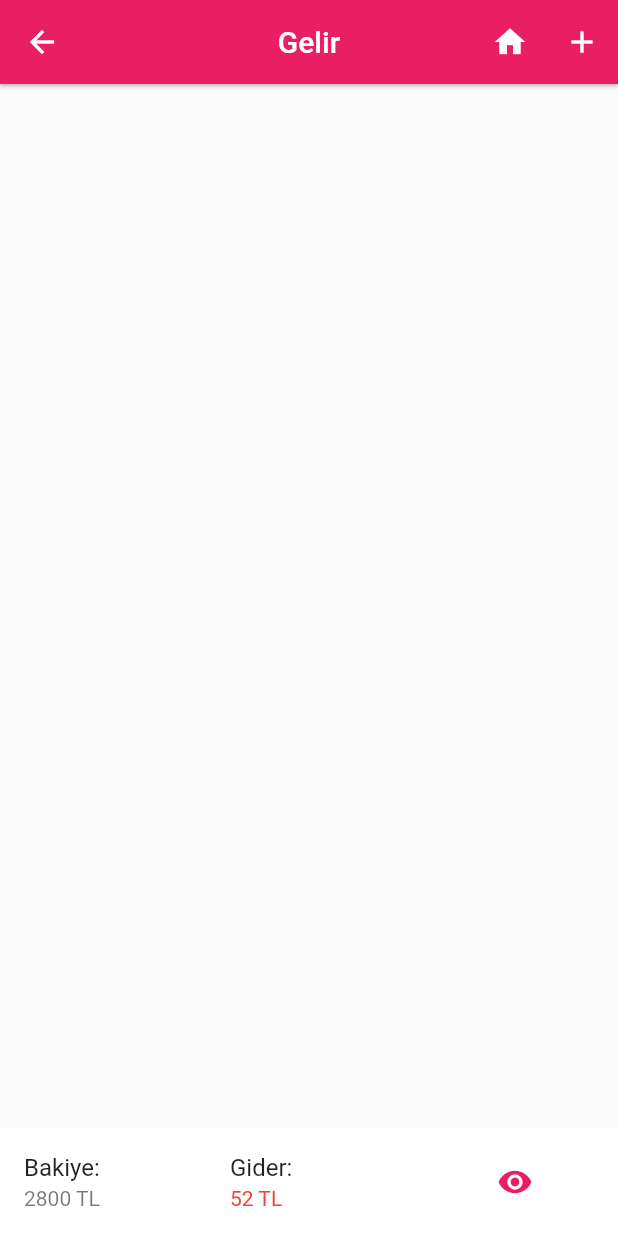
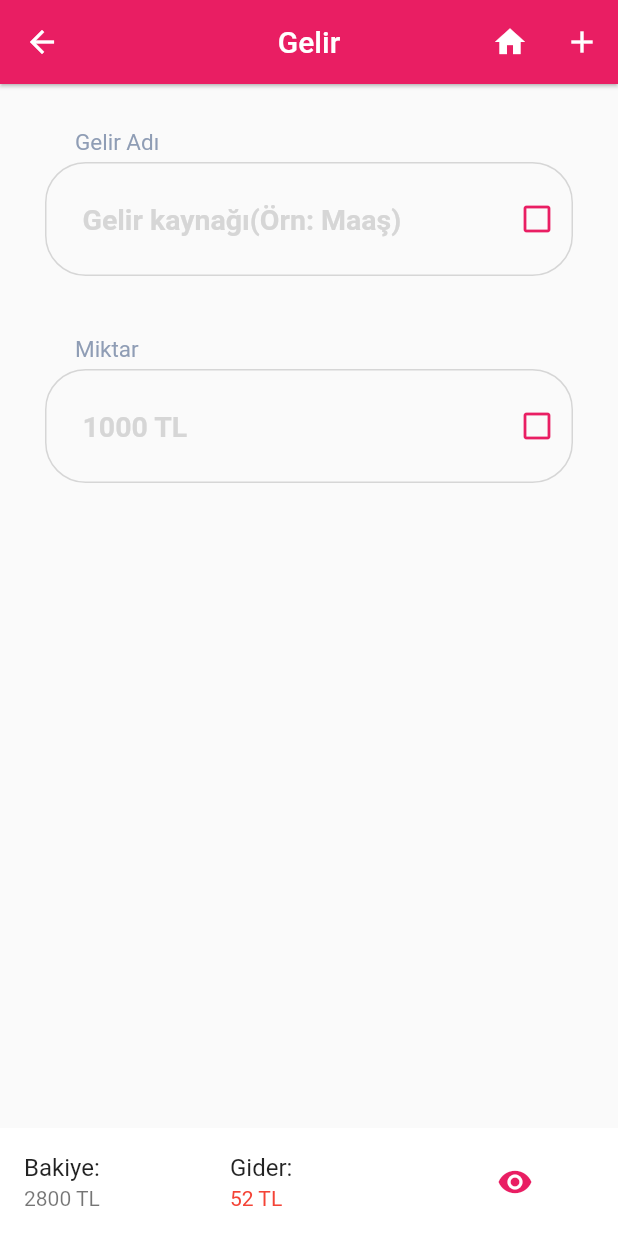
Before and after one commit to caneral/para_biriktir, a Flutter app: the Gelir screen opened directly, on a phone screen of 412 x 824 dp. Run offline on Flutter 3.47's test engine with Material 2 defaults, Android fonts, the phone set to English and light mode, and no system bars; Roboto replaces fonts that are missing (Product Sans).

Commit message:
Form kısmı oluşturuldu.

```diff
--- /dev/null
+++ b/lib/form.dart
@@ -0,0 +1,79 @@
+import 'package:flutter/material.dart';
+
+class FormOlustur extends StatefulWidget {
+  String sekmeBaslik;
+  String icYazi;
+  FormOlustur({this.sekmeBaslik, this.icYazi});
+
+  @override
+  _FormOlusturState createState() => _FormOlusturState();
+}
+
+class _FormOlusturState extends State<FormOlustur> {
+  @override
+  Widget build(BuildContext context) {
+    bool girisYapildi = false;
+    return Column(
+      children: [
+        Align(
+          alignment: Alignment.centerLeft,
+          child: Padding(
+            padding: EdgeInsets.only(left: 50, bottom: 4, top: 30),
+            child: Text(
+              widget.sekmeBaslik,
+              style: TextStyle(
+                  fontFamily: 'Product Sans',
+                  fontSize: 15,
+                  color: Color(0xff8f9db5)),
+            ),
+          ),
+        ),
+        //TEXTFORM kısmı
+        Padding(
+          padding: const EdgeInsets.fromLTRB(30, 0, 30, 10),
+          child: TextFormField(
+            onEditingComplete: () {
+              setState(() {
+                girisYapildi = true;
+              });
+            },
+            style: TextStyle(
+              fontSize: 19,
+              color: Colors.black,
+              fontWeight: FontWeight.bold,
+            ),
+            decoration: InputDecoration(
+              hintText: widget.icYazi,
+              hintStyle: TextStyle(
+                fontSize: 19,
+                color: Colors.grey[350],
+                fontWeight: FontWeight.w600,
+              ),
+              contentPadding:
+                  EdgeInsets.symmetric(vertical: 27, horizontal: 25),
+              focusColor: Color(0xff0926ff),
+              focusedBorder: OutlineInputBorder(
+                borderRadius: BorderRadius.circular(27),
+                borderSide: BorderSide(
+                  color: Colors.pink,
+                ),
+              ),
+              enabledBorder: OutlineInputBorder(
+                borderRadius: BorderRadius.circular(27),
+                borderSide: BorderSide(
+                  color: Colors.grey[350],
+                ),
+              ),
+              suffixIcon: girisYapildi == false
+                  ? Icon(
+                      Icons.check_box_outline_blank,
+                      color: Colors.pink,
+                    )
+                  : Icon(Icons.check_box),
+            ),
+          ),
+        ),
+      ],
+    );
+  }
+}
--- a/lib/pages/gelir.dart
+++ b/lib/pages/gelir.dart
@@ -2,6 +2,7 @@ import 'package:flutter/material.dart';
 
 import 'package:para_biriktir/bilesenler.dart';
 import 'package:para_biriktir/pages/home.dart';
+import 'package:para_biriktir/form.dart';
 
 class Gelir extends StatefulWidget {
   @override
@@ -11,6 +12,10 @@ class Gelir extends StatefulWidget {
 class _GelirState extends State<Gelir> {
   @override
   Widget build(BuildContext context) {
+    //Ekran boyutunu almak için
+    var scrWidth = MediaQuery.of(context).size.width;
+    var scrHeight = MediaQuery.of(context).size.height;
+
     return Scaffold(
       appBar: AppBar(
         title: Text("Gelir"),
@@ -38,6 +43,20 @@ class _GelirState extends State<Gelir> {
                         ));
               }),
         ],
+      ),
+      body: Container(
+        child: Column(
+          children: [
+            FormOlustur(
+              sekmeBaslik: "Gelir Adı",
+              icYazi: "Gelir kaynağı(Örn: Maaş)",
+            ),
+            FormOlustur(
+              sekmeBaslik: "Miktar",
+              icYazi: "1000 TL",
+            )
+          ],
+        ),
       ),
       bottomNavigationBar: Container(
         color: Colors.white,
--- a/lib/pages/gider.dart
+++ b/lib/pages/gider.dart
@@ -1,6 +1,7 @@
 import 'package:flutter/material.dart';
 
 import 'package:para_biriktir/bilesenler.dart';
+import 'package:para_biriktir/form.dart';
 import 'package:para_biriktir/pages/home.dart';
 
 class Gider extends StatefulWidget {
@@ -39,6 +40,20 @@ class _GiderState extends State<Gider> {
               })
         ],
       ),
+      body: Container(
+        child: Column(
+          children: [
+            FormOlustur(
+              sekmeBaslik: "Gider Adı",
+              icYazi: "Gider kaynağı(Örn: Su Faturası)",
+            ),
+            FormOlustur(
+              sekmeBaslik: "Miktar",
+              icYazi: "100 TL",
+            )
+          ],
+        ),
+      ),
       bottomNavigationBar: Container(
         color: Colors.white,
         child: Row(
--- a/lib/pages/home.dart
+++ b/lib/pages/home.dart
@@ -58,7 +58,7 @@ class _MyAppHomeState extends State<MyAppHome> {
                 color: Colors.grey,
               ),
               subtitle: Padding(
-                padding: EdgeInsets.only(left: size / 3.5),
+                padding: EdgeInsets.only(left: size / 3.3),
                 child: Text(
                   "Paranızı israf etmeyin!",
                   style: TextStyle(fontSize: 16),
--- a/lib/pages/kategori.dart
+++ b/lib/pages/kategori.dart
@@ -1,6 +1,7 @@
 import 'package:flutter/material.dart';
 
 import 'package:para_biriktir/bilesenler.dart';
+import 'package:para_biriktir/form.dart';
 import 'package:para_biriktir/pages/home.dart';
 
 class Kategori extends StatefulWidget {
@@ -39,6 +40,20 @@ class _KategoriState extends State<Kategori> {
               })
         ],
       ),
+      body: Container(
+        child: Column(
+          children: [
+            FormOlustur(
+              sekmeBaslik: "Kategori Adı",
+              icYazi: "Kategori",
+            ),
+            FormOlustur(
+              sekmeBaslik: "Miktar",
+              icYazi: "1000 TL",
+            )
+          ],
+        ),
+      ),
       bottomNavigationBar: Container(
         color: Colors.white,
         child: Row(
```
Also changed, not shown: 1 other file.
